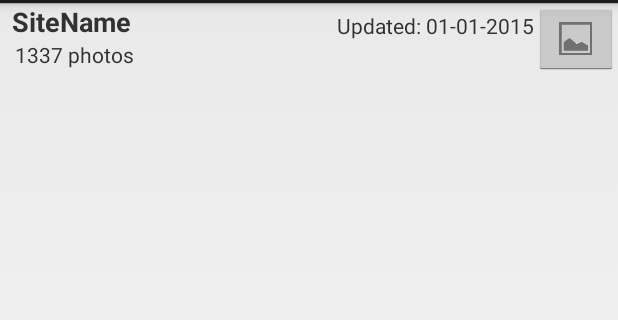
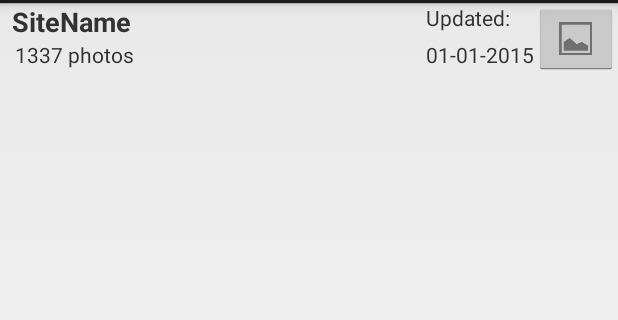
Before and after one commit to kmuchmore/Sight-Map, an Android app: the layout main_sight_list_item.xml on its own in the app's theme, with its tools: preview values and no code run, on a phone screen of 412 x 824 dp, the part 69-389 px from its top. Run offline under Robolectric (Android 15) with nearby library versions, the phone set to English and light mode, and no system bars.

Commit message:
Sights save to disk

```diff
--- a/app/src/main/java/com/kwmuch/kyle/sitemap/ManageActivity.java
+++ b/app/src/main/java/com/kwmuch/kyle/sitemap/ManageActivity.java
@@ -7,15 +7,9 @@ import android.support.v4.app.NavUtils;
 import android.util.Log;
 import android.view.MenuItem;
 import android.view.View;
-import android.widget.Button;
 import android.widget.ListView;
-import android.widget.Button;
-import android.widget.Toast;
-
-import com.google.android.gms.location.Geofence;
 
 import java.util.ArrayList;
-import java.util.List;
 
 import items.Sight;
 import items.SightDap;
@@ -73,38 +67,38 @@ public class ManageActivity extends Activity
     }
 
     @Override
-    protected void onActivityResult(int requestCode, int resultCode, Intent data) {
+    protected void onActivityResult(int requestCode, int resultCode, Intent data)
+    {
         if (resultCode == RESULT_OK && requestCode == NEW_SIGHT_REQUEST) {
-            Sight retSight = (Sight)data.getParcelableExtra(ManageActivity.PAR_KEY);
+            Sight retSight = (Sight) data.getParcelableExtra(ManageActivity.PAR_KEY);
             Log.w("Locations", "Got sight back");
             int loc = -1;
-            for (Sight s: mDataList)
-            {
-                if(s.getmId() == retSight.getmId())
-                {
+            for (Sight s : mDataList) {
+                if (s.getmId() == retSight.getmId()) {
                     loc = mDataList.indexOf(s);
                     continue;
                 }
             }
-            if(loc != -1)
-            {
+            if (loc != -1) {
                 mDataList.set(loc, retSight);
                 SightDap.INSTANCE.updateFile();
             }
-            else
-            {
+            else {
                 mDataList.add(retSight);
                 adapter.notifyDataSetChanged();
+                SightDap.INSTANCE.updateFile();
             }
         }
     }
 
-    public void deleteSight(View view) {
-        int rmSight = ((Integer)view.getTag());
+    public void deleteSight(View view)
+    {
+        int rmSight = ((Integer) view.getTag());
         adapter.remove(adapter.getItem(rmSight));
         sightListView.setAdapter(adapter);
 //        adapter.
 
         adapter.notifyDataSetChanged();
+        SightDap.INSTANCE.updateFile();
     }
 }
--- a/app/src/main/java/items/SightDap.java
+++ b/app/src/main/java/items/SightDap.java
@@ -46,7 +46,7 @@ public enum SightDap
         Gson gson = new Gson();
         try {
             BufferedReader br = new BufferedReader(new FileReader(c.getFilesDir() + "/" + fileDataName));
-            contentProvider = gson.fromJson(new FileReader("file"), new TypeToken<List<Sight>>(){}.getType());
+            contentProvider = gson.fromJson(new FileReader(c.getFilesDir() + "/" + fileDataName), new TypeToken<List<Sight>>(){}.getType());
         } catch (FileNotFoundException e) {
             e.printStackTrace();
             Log.w("Setup", "File not found");
--- a/app/src/main/res/layout/main_sight_list_item.xml
+++ b/app/src/main/res/layout/main_sight_list_item.xml
@@ -18,9 +18,9 @@
         android:id = "@+id/date_updated"
         android:layout_width = "wrap_content"
         android:layout_height = "wrap_content"
-        android:text = "Updated: 01-01-2015"
-        android:layout_alignBottom = "@+id/sight_title"
-        android:layout_toStartOf = "@+id/view_collections" />
+        android:text = "01-01-2015"
+        android:layout_alignTop="@+id/num_photos"
+        android:layout_toStartOf="@+id/view_collections"/>
 
     <TextView
         android:id = "@+id/num_photos"
@@ -40,4 +40,13 @@
         android:layout_alignTop = "@+id/sight_title"
         android:layout_alignParentEnd = "true" />
 
+    <TextView
+        android:layout_width="wrap_content"
+        android:layout_height="wrap_content"
+        android:text="Updated:"
+        android:id="@+id/updatedTxt"
+        android:layout_alignParentTop="true"
+        android:layout_alignStart="@+id/date_updated"
+        android:layout_alignEnd="@+id/date_updated"/>
+
 </RelativeLayout>
```
